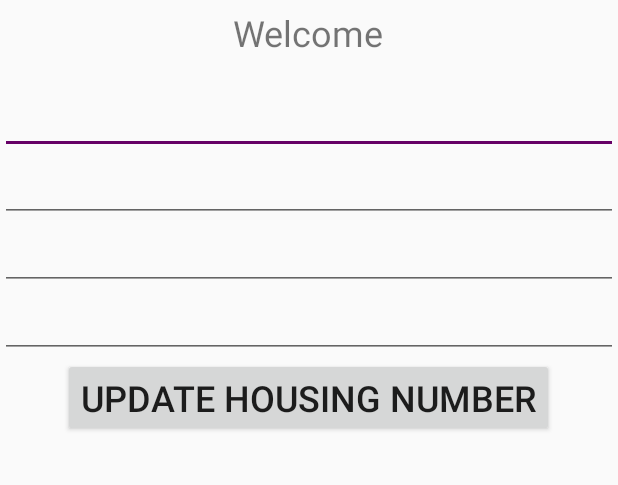
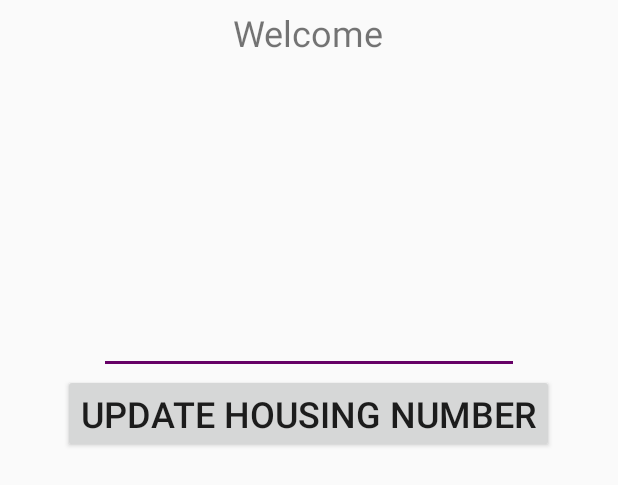
Before and after one commit to JoshuaSkurtu/ShelterSrcApp, an Android app: the layout activity_provider_area.xml on its own in the app's theme, with its tools: preview values and no code run, on a phone screen of 412 x 824 dp. Shown: the top 485 px of the screen. Run offline under Robolectric (Android 15) with nearby library versions, the phone set to English and light mode, and no system bars; network calls fail.

Commit message:
Updated the XML and ProviderAreaActivity to textview and added update line as EditText for future updates on housing

```diff
--- a/app/src/main/res/layout/activity_provider_area.xml
+++ b/app/src/main/res/layout/activity_provider_area.xml
@@ -21,14 +21,14 @@
         android:id="@+id/tvAddress"
         android:layout_width="wrap_content"
         android:layout_height="wrap_content"
+        android:textSize="16sp"
         android:layout_alignParentEnd="true"
         android:layout_alignParentLeft="true"
         android:layout_alignParentRight="true"
         android:layout_alignParentStart="true"
         android:layout_below="@+id/tvWelcome"
         android:ems="10"
-        android:gravity="center_horizontal"
-        android:inputType="textPersonName" />
+        android:gravity="center_horizontal" />
 
     <ScrollView
         android:layout_width="match_parent"
@@ -43,61 +43,77 @@
             android:orientation="vertical" >
 
 
-            <EditText
-                android:id="@+id/etHousingNumber"
+            <TextView
+                android:id="@+id/tvHousingNumber"
                 android:layout_width="wrap_content"
                 android:layout_height="wrap_content"
-                android:ems="10"
-                android:inputType="textPersonName"
-                android:layout_alignParentRight="true"
                 android:layout_alignParentEnd="true"
                 android:layout_alignParentLeft="true"
-                android:layout_alignParentStart="true" />
+                android:layout_alignParentRight="true"
+                android:layout_alignParentStart="true"
+                android:ems="10"
+                android:textSize="24sp" />
+
+            <TextView
+                android:id="@+id/tvHousing"
+                android:layout_width="wrap_content"
+                android:layout_height="wrap_content"
+                android:layout_alignParentEnd="true"
+                android:layout_alignParentLeft="true"
+                android:layout_alignParentRight="true"
+                android:layout_alignParentStart="true"
+                android:layout_below="@+id/tvHousingNumber"
+                android:ems="10"
+                android:textSize="24sp" />
+
+            <TextView
+                android:id="@+id/tvFood"
+                android:layout_width="wrap_content"
+                android:layout_height="wrap_content"
+                android:layout_alignParentEnd="true"
+                android:layout_alignParentLeft="true"
+                android:layout_alignParentRight="true"
+                android:layout_alignParentStart="true"
+                android:layout_below="@+id/tvHousing"
+                android:ems="10"
+                android:textSize="24sp" />
+
+            <TextView
+                android:id="@+id/tvClothing"
+                android:layout_width="wrap_content"
+                android:layout_height="wrap_content"
+                android:layout_alignParentEnd="true"
+                android:layout_alignParentLeft="true"
+                android:layout_alignParentRight="true"
+                android:layout_alignParentStart="true"
+                android:layout_below="@+id/tvFood"
+                android:ems="10"
+                android:textSize="24sp" />
 
             <EditText
-                android:id="@+id/etHousing"
+                android:id="@+id/etUpdateHousingNum"
                 android:layout_width="wrap_content"
                 android:layout_height="wrap_content"
-                android:layout_below="@+id/etHousingNumber"
+                android:layout_below="@+id/tvClothing"
+                android:layout_centerHorizontal="true"
+                android:layout_marginTop="5dp"
                 android:ems="10"
-                android:inputType="textPersonName"
-                android:layout_alignParentRight="true"
-                android:layout_alignParentEnd="true"
-                android:layout_alignParentLeft="true"
-                android:layout_alignParentStart="true" />
-
-            <EditText
-                android:id="@+id/etFood"
-                android:layout_width="wrap_content"
-                android:layout_height="wrap_content"
-                android:layout_below="@+id/etHousing"
-                android:ems="10"
-                android:inputType="textPersonName"
-                android:layout_alignParentRight="true"
-                android:layout_alignParentEnd="true"
-                android:layout_alignParentLeft="true"
-                android:layout_alignParentStart="true" />
-            <EditText
-                android:id="@+id/etClothing"
-                android:layout_width="wrap_content"
-                android:layout_height="wrap_content"
-                android:layout_below="@+id/etFood"
-                android:ems="10"
-                android:inputType="textPersonName"
-                android:layout_alignParentRight="true"
-                android:layout_alignParentEnd="true"
-                android:layout_alignParentLeft="true"
-                android:layout_alignParentStart="true" />
+                android:inputType="number"
+                android:gravity="center"
+                android:textSize="24sp"
+                android:text="" />
 
             <Button
                 android:id="@+id/btnUpdate"
                 android:layout_width="wrap_content"
                 android:layout_height="wrap_content"
                 android:layout_alignParentBottom="true"
-                android:layout_below="@+id/etClothing"
+                android:layout_below="@+id/etUpdateHousingNum"
                 android:layout_centerHorizontal="true"
-                android:text="Update Housing Number"
+                android:text="@string/btnUpdate"
                 android:textSize="24sp" />
         </RelativeLayout>
     </ScrollView>
+
+
 </RelativeLayout>
--- a/app/src/main/res/values/strings.xml
+++ b/app/src/main/res/values/strings.xml
@@ -9,6 +9,7 @@
     </string>
     <string name="open">Open</string>
     <string name="close">Close</string>
+    <string name="btnUpdate">Update Housing Number</string>
 
     <!-- TODO: Remove or change this placeholder text -->
     <string name="hello_blank_fragment">Hello blank fragment</string>
```
Also changed, not shown: app/src/main/java/net/androidbootcamp/sheltersrcapp/ProviderAreaActivity.java (+27 -8 lines).
